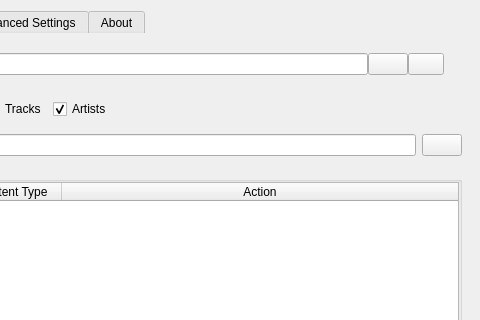
Old version of the form src/onthespot/gui/qtui/main.ui in the repository moddroid94/onthespot; both pictures show x 260 to 740 and y 0 to 320 of the 740 by 531 pixel window.
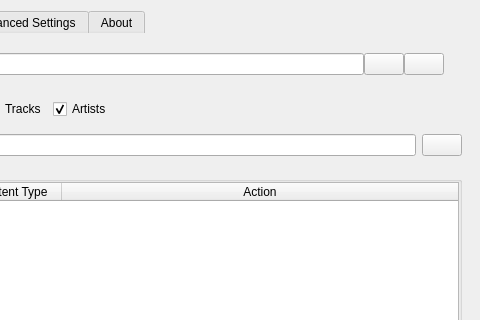
New version of the form. The open tabs and pages were chosen to show the change. Icons and pictures are not drawn.

Commit message: Fix button padding on windows

Patch:
```diff
--- a/src/onthespot/gui/qtui/main.ui
+++ b/src/onthespot/gui/qtui/main.ui
@@ -132,12 +132,6 @@
               </item>
               <item>
                <widget class="QPushButton" name="btn_search_filter_toggle">
-                <property name="maximumSize">
-                 <size>
-                  <width>36</width>
-                  <height>16777215</height>
-                 </size>
-                </property>
                 <property name="text">
                  <string/>
                 </property>
```
The commit also changes 6 other files.
